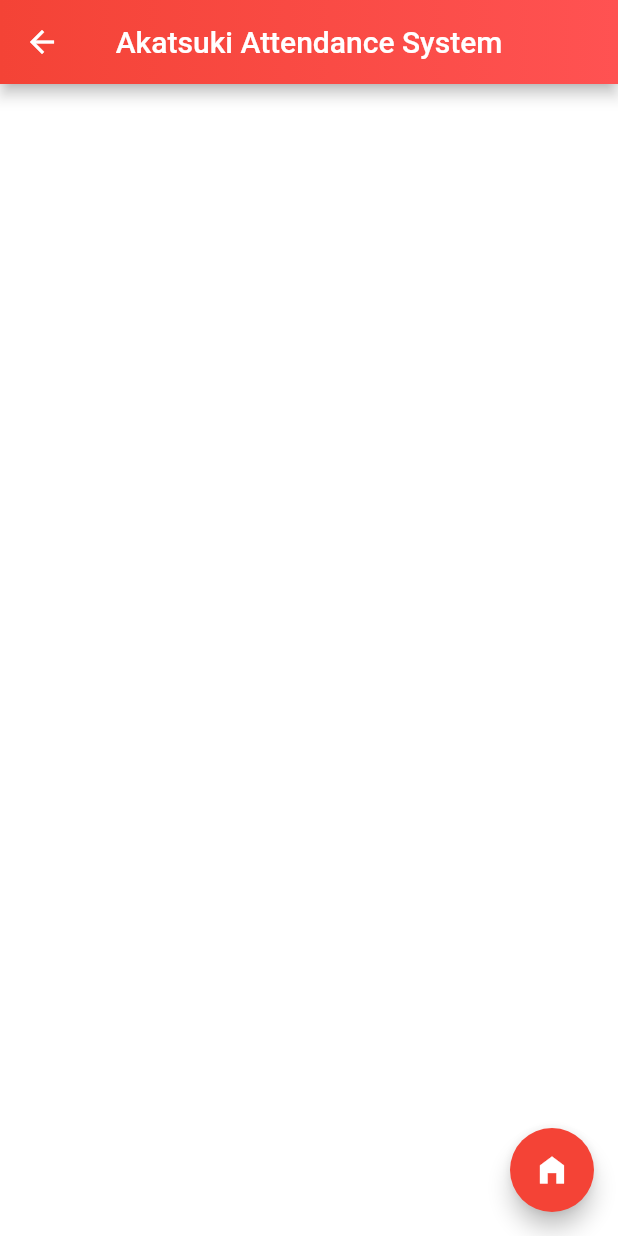
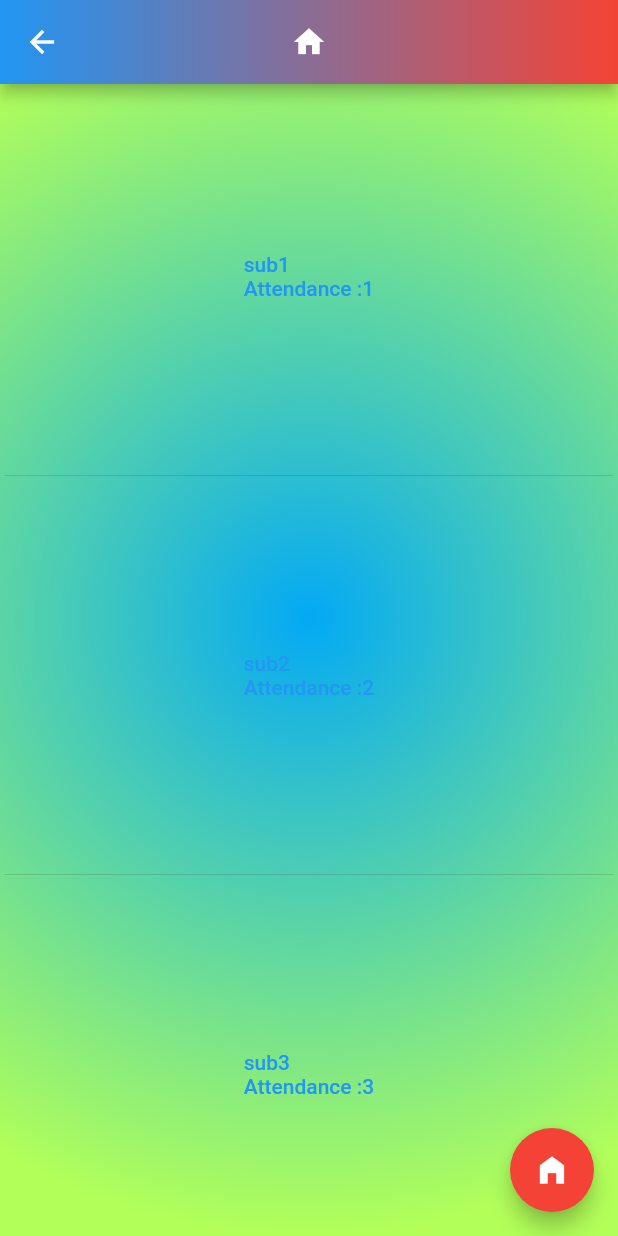
Before and after one commit to ShivangVora1206/akatsuki_attendance_system, a Flutter app: the screen it shows after launch, after a tap on "Submit", on a phone screen of 412 x 824 dp. Run offline on Flutter 3.47's test engine with Material 2 defaults, Android fonts, the light colour scheme and no system bars; our stand-ins replace animated_splash_screen; network calls fail.

Commit message:
Hitesh change the ui

```diff
--- a/akatsuki_attendance_system/lib/main.dart
+++ b/akatsuki_attendance_system/lib/main.dart
@@ -10,6 +10,7 @@ import 'package:http/http.dart' as http;
 import 'function.dart';
 void main() {
   runApp( MaterialApp(
+    debugShowCheckedModeBanner: false,
     home:AnimatedSplashScreen(
       splash: Container(
         child: Center(
@@ -43,6 +44,7 @@ class Baseapp extends StatefulWidget{
 }
 
 class _BaseappState extends State<Baseapp> {
+  String greeting = "";
   late final String? PRN;
   // ignore: non_constant_identifier_names, unused_element
   _BaseappState({String? key, required this.PRN}) : super();
@@ -53,6 +55,7 @@ class _BaseappState extends State<Baseapp> {
   List subjectNames = [];
   List subjectAttendances = [];
   var data;
+  var data2;
   var output = 0;
     int n = 0;
   @override
@@ -64,17 +67,17 @@ class _BaseappState extends State<Baseapp> {
     // final List<int> _subjectAttendances = subjectAttendances.cast<int>();
     // final List<String> _subjectNames = subjectNames.cast<String>();
 
-     List<int?>  _subjectAttendances = subjectAttendances.cast<int?>();
-     List<String?> _subjectNames = subjectNames.cast<String?>();
+     // List<int?>  _subjectAttendances = subjectAttendances.cast<int?>();
+     // List<String?> _subjectNames = subjectNames.cast<String?>();
 
 
 
-    // final List<int> _subjectAttendances = <int>[1, 2, 3, 4, 5];
-    // final List<String> _subjectNames = <String>['sub1',
-    //   'sub2',
-    //   'sub3',
-    //   'sub4',
-    //   'sub5'];
+    final List<int> _subjectAttendances = <int>[1, 2, 3, 4, 5];
+    final List<String> _subjectNames = <String>['sub1',
+      'sub2',
+      'sub3',
+      'sub4',
+      'sub5'];
 
 
     return Container(
@@ -82,8 +85,8 @@ class _BaseappState extends State<Baseapp> {
         gradient: RadialGradient(
             radius: 1,
             colors: [
-              Colors.white,
-              Colors.white
+              Colors.lightBlue,
+              Colors.lightGreenAccent,
             ]
         ),
       ),
@@ -93,13 +96,19 @@ class _BaseappState extends State<Baseapp> {
             onPressed: () async {
               data = await fetchdata("http://10.0.0.3:8000/getStudentData/$PRN");
               var decoded = jsonDecode(data);
+              // data2 = await fetchdata("http://127.0.0.1:5000/u");
+              // var decoded2 = jsonDecode(data2);
               print("pressed");
               setState(() {
+                // greeting = decoded2['greetings'];
+                // print(greeting);
+                // print(greeting);
+                // print(greeting);
                 subjectNames.clear();
                 subjectAttendances.clear();
 
                 studentName = decoded['studentName'];
-                print(studentName);
+                // print(studentName);
                 studentPRN = decoded['studentPRN'].toString();
                 studentRollNo = decoded['studentRollNo'].toString();
                 packetSize = int.parse(decoded['packetSize']);
@@ -117,18 +126,18 @@ class _BaseappState extends State<Baseapp> {
                 decoration: BoxDecoration(
                   gradient: LinearGradient(
                       colors: [
+                        Colors.blue,
                         Colors.red,
-                        Colors.redAccent
                       ]
                   ),
                 )
             ),
             centerTitle: true,
-            title: Text("Akatsuki Attendance System"),
+            title: Icon(Icons.home),
           ),
           backgroundColor: Colors.transparent,
           body: ListView.separated(
-            padding: const EdgeInsets.all(8),
+            padding: const EdgeInsets.all(3),
             itemCount: _subjectAttendances.length,
             itemBuilder: (BuildContext context, int index) {
               return Container(
@@ -183,14 +192,14 @@ class _inputPRNPage extends State<inputPRNPage> {
               decoration: BoxDecoration(
                 gradient: LinearGradient(
                     colors: [
-                      Colors.red,
+                      Colors.blue,
                       Colors.redAccent
                     ]
                 ),
               )
           ),
           centerTitle: true,
-          title: Text("Akatsuki Attendance System"),
+          title: Text("Akatsuki Attendance Systemm"),
         ),
         body: Padding(
           padding: const EdgeInsets.all(20),
@@ -203,10 +212,10 @@ class _inputPRNPage extends State<inputPRNPage> {
                 decoration: InputDecoration(
                 labelText: 'Enter PRN Number',
                 labelStyle: TextStyle(
-                    color: Colors.black
+                    color: Colors.grey,
                 ),
                 enabledBorder: OutlineInputBorder(
-                                borderSide: const BorderSide(width: 3, color: Colors.red),
+                                borderSide: const BorderSide(width: 3, color: Colors.blue),
                                 borderRadius: BorderRadius.circular(15),
                               ),
                 focusedBorder: OutlineInputBorder(
@@ -217,7 +226,7 @@ class _inputPRNPage extends State<inputPRNPage> {
                 controller: _textController,
 
               ),
-              SizedBox(height: 25),
+              SizedBox(height: 10),
               ElevatedButton(
 
                 style: ButtonStyle(
@@ -225,15 +234,15 @@ class _inputPRNPage extends State<inputPRNPage> {
                         (Set<MaterialState> states) {
                       if (states.contains(MaterialState.pressed))
                         return Colors.black;
-                      return Colors.red; // Use the component's default.
+                      return Colors.lightBlue; // Use the component's default.
                     },
                   ),
                 ),
-                  onPressed: (){
+                  onPressed: ()async {
                     captureInput();
                     print(_result);
                     Navigator.push(context, MaterialPageRoute(
-                        builder: (context) => Baseapp(PRN: _result.toString())
+                        builder: (context) => Baseapp(PRN: _result)
                     )
                     );
                   },
```
Also changed, not shown: akatsuki_attendance_system/pubspec.lock, 5 other files.
